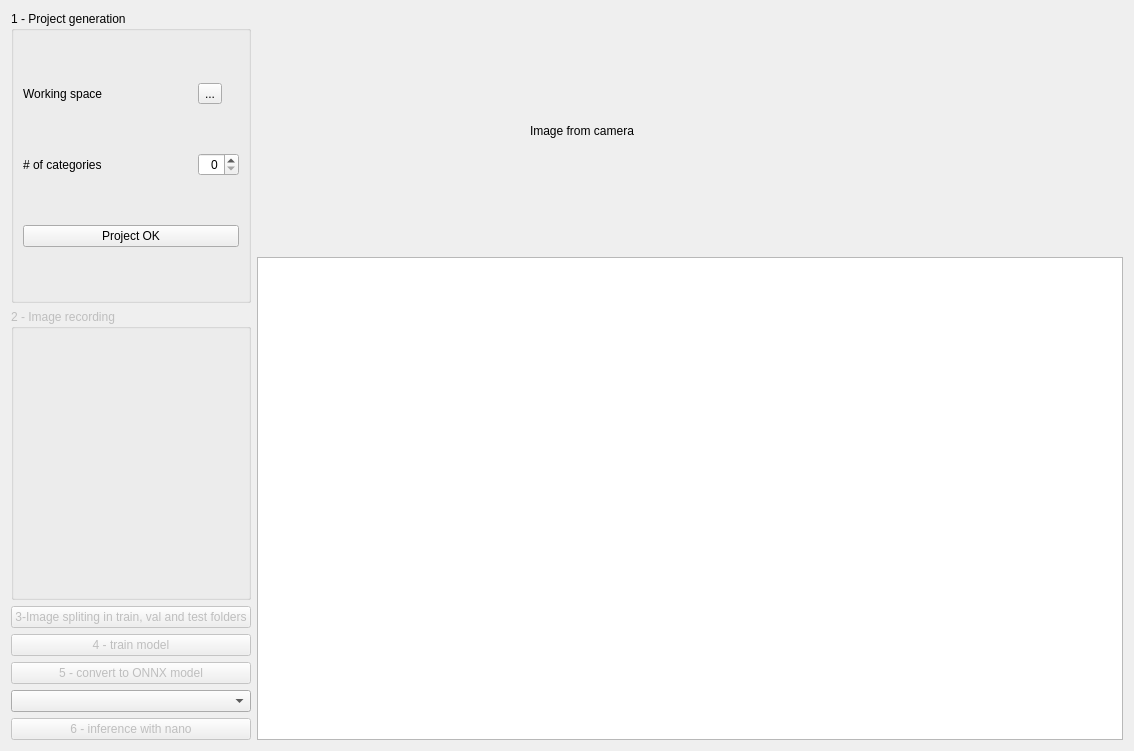
This is hackathon_ai.ui in raiv-toulouse/hackathon_AI as Qt 5 draws it before an edit. The edited form follows.
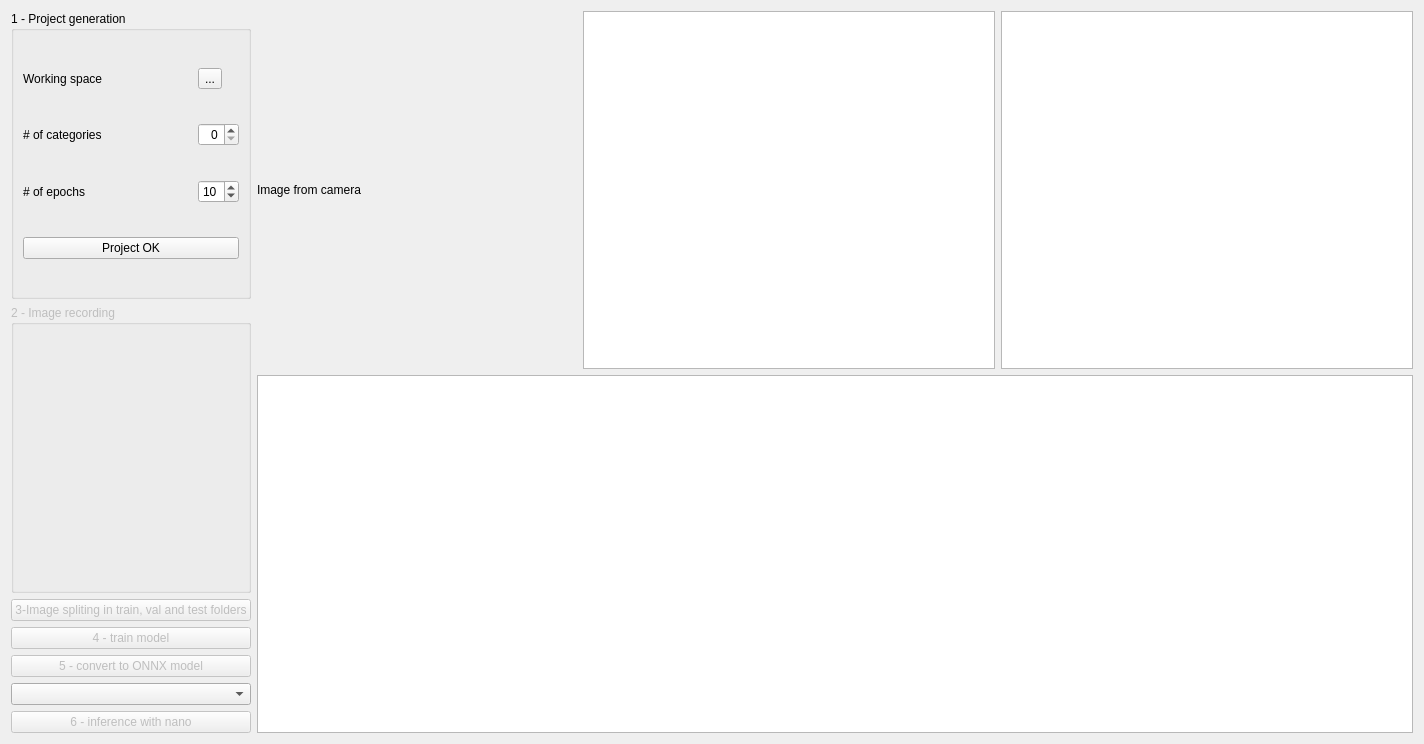
This is the edited form. Custom widgets are drawn as their Qt base class.

Commit message: Ajout des courbes d'accuracy et de loss. Nb epochs réglable

Diff of the .ui file:
```diff
--- a/hackathon_ai.ui
+++ b/hackathon_ai.ui
@@ -6,8 +6,8 @@
    <rect>
     <x>0</x>
     <y>0</y>
-    <width>1134</width>
-    <height>751</height>
+    <width>1424</width>
+    <height>744</height>
    </rect>
   </property>
   <property name="windowTitle">
@@ -34,10 +34,13 @@
             </property>
            </widget>
           </item>
-          <item row="1" column="0">
-           <widget class="QLabel" name="lbl_nb_categories">
+          <item row="3" column="0" colspan="2">
+           <widget class="QPushButton" name="btn_project_ok">
+            <property name="toolTip">
+             <string>&lt;html&gt;&lt;head/&gt;&lt;body&gt;&lt;p&gt;Create the 'train', 'val' and 'test' sub-directories to distribute/split images in.&lt;/p&gt;&lt;/body&gt;&lt;/html&gt;</string>
+            </property>
             <property name="text">
-             <string># of categories</string>
+             <string>Project OK</string>
             </property>
            </widget>
           </item>
@@ -51,16 +54,6 @@
             </property>
            </widget>
           </item>
-          <item row="2" column="0" colspan="2">
-           <widget class="QPushButton" name="btn_project_ok">
-            <property name="toolTip">
-             <string>&lt;html&gt;&lt;head/&gt;&lt;body&gt;&lt;p&gt;Create the 'train', 'val' and 'test' sub-directories to distribute/split images in.&lt;/p&gt;&lt;/body&gt;&lt;/html&gt;</string>
-            </property>
-            <property name="text">
-             <string>Project OK</string>
-            </property>
-           </widget>
-          </item>
           <item row="1" column="1">
            <widget class="QSpinBox" name="sb_nb_categories">
             <property name="toolTip">
@@ -74,6 +67,30 @@
             </property>
            </widget>
           </item>
+          <item row="1" column="0">
+           <widget class="QLabel" name="lbl_nb_categories">
+            <property name="text">
+             <string># of categories</string>
+            </property>
+           </widget>
+          </item>
+          <item row="2" column="0">
+           <widget class="QLabel" name="label">
+            <property name="text">
+             <string># of epochs</string>
+            </property>
+           </widget>
+          </item>
+          <item row="2" column="1">
+           <widget class="QSpinBox" name="sb_epochs">
+            <property name="minimum">
+             <number>5</number>
+            </property>
+            <property name="value">
+             <number>10</number>
+            </property>
+           </widget>
+          </item>
          </layout>
         </item>
        </layout>
@@ -187,6 +204,12 @@
          </property>
         </widget>
        </item>
+       <item>
+        <widget class="MplWidget" name="gv_accuracy"/>
+       </item>
+       <item>
+        <widget class="QGraphicsView" name="gv_loss"/>
+       </item>
       </layout>
      </item>
      <item>
@@ -211,6 +234,13 @@
    </item>
   </layout>
  </widget>
+ <customwidgets>
+  <customwidget>
+   <class>MplWidget</class>
+   <extends>QGraphicsView</extends>
+   <header>mplwidget.h</header>
+  </customwidget>
+ </customwidgets>
  <resources/>
  <connections/>
 </ui>
```
The commit also changes 3 other files.
